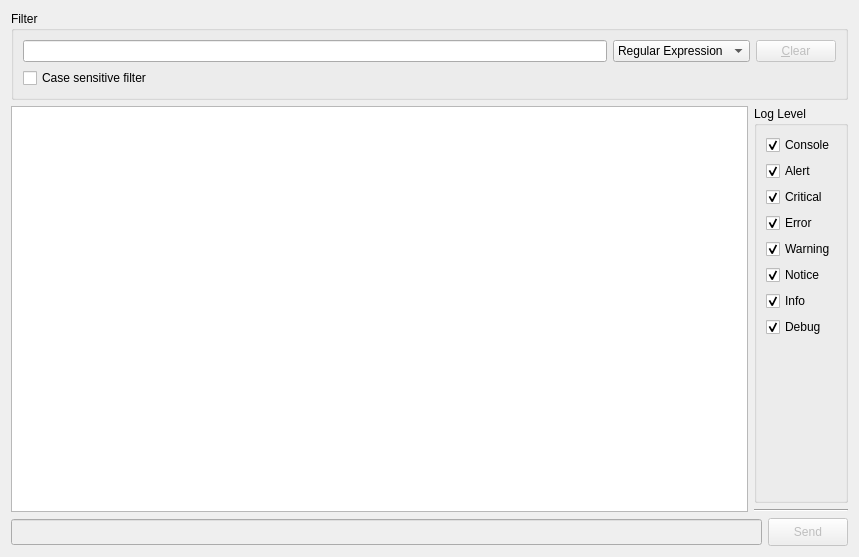
Old version of the form jmesquita/fsgui/src/plugins/consoleplugin/consoletabwidget.ui in the repository freeswitch/freeswitch-contrib.
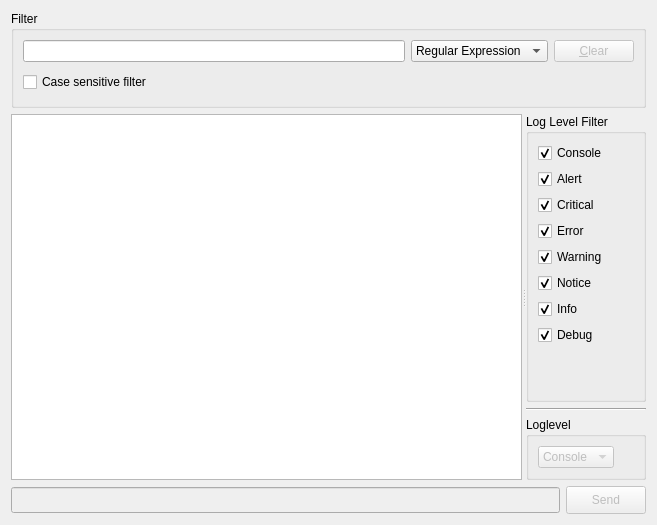
New version of the form.

Commit message: Change the model used on the console listview. Make loglevel changeable.

Patch:
```diff
--- a/jmesquita/fsgui/src/plugins/consoleplugin/consoletabwidget.ui
+++ b/jmesquita/fsgui/src/plugins/consoleplugin/consoletabwidget.ui
@@ -6,16 +6,22 @@
    <rect>
     <x>0</x>
     <y>0</y>
-    <width>859</width>
-    <height>557</height>
+    <width>657</width>
+    <height>525</height>
    </rect>
   </property>
   <property name="windowTitle">
    <string>Form</string>
   </property>
-  <layout class="QVBoxLayout" name="verticalLayout_6">
+  <layout class="QVBoxLayout" name="verticalLayout_5">
    <item>
     <widget class="QGroupBox" name="groupBox_2">
+     <property name="maximumSize">
+      <size>
+       <width>16777215</width>
+       <height>97</height>
+      </size>
+     </property>
      <property name="title">
       <string>Filter</string>
      </property>
@@ -77,6 +83,13 @@
           </property>
          </widget>
         </item>
+        <item>
+         <widget class="QLabel" name="lblWarningMsg">
+          <property name="text">
+           <string/>
+          </property>
+         </widget>
+        </item>
         <item>
          <spacer name="horizontalSpacer">
           <property name="orientation">
@@ -96,8 +109,10 @@
     </widget>
    </item>
    <item>
-    <layout class="QHBoxLayout" name="horizontalLayout_2">
-     <item>
+    <widget class="QSplitter" name="splitter">
+     <property name="orientation">
+      <enum>Qt::Horizontal</enum>
+     </property>
       <widget class="QListView" name="consoleListView">
        <property name="editTriggers">
         <set>QAbstractItemView::NoEditTriggers</set>
@@ -109,9 +124,16 @@
         <enum>QListView::SinglePass</enum>
        </property>
       </widget>
-     </item>
+     <widget class="QWidget" name="layoutWidget">
+      <layout class="QVBoxLayout" name="verticalLayout_4">
+       <property name="sizeConstraint">
+        <enum>QLayout::SetMaximumSize</enum>
+       </property>
      <item>
       <layout class="QVBoxLayout" name="verticalLayout_3">
+         <property name="sizeConstraint">
+          <enum>QLayout::SetMaximumSize</enum>
+         </property>
        <item>
         <widget class="QGroupBox" name="groupBox">
          <property name="maximumSize">
@@ -121,7 +143,7 @@
           </size>
          </property>
          <property name="title">
-          <string>Log Level</string>
+            <string>Log Level Filter</string>
          </property>
          <layout class="QVBoxLayout" name="verticalLayout">
           <item>
@@ -229,7 +251,80 @@
        </item>
       </layout>
      </item>
-    </layout>
+       <item>
+        <widget class="QGroupBox" name="groupBox_3">
+         <property name="maximumSize">
+          <size>
+           <width>120</width>
+           <height>16777215</height>
+          </size>
+         </property>
+         <property name="title">
+          <string>Loglevel</string>
+         </property>
+         <layout class="QFormLayout" name="formLayout">
+          <item row="0" column="0">
+           <widget class="QComboBox" name="comboLogLevel">
+            <property name="enabled">
+             <bool>false</bool>
+            </property>
+            <property name="sizePolicy">
+             <sizepolicy hsizetype="Preferred" vsizetype="Fixed">
+              <horstretch>0</horstretch>
+              <verstretch>0</verstretch>
+             </sizepolicy>
+            </property>
+            <property name="layoutDirection">
+             <enum>Qt::LeftToRight</enum>
+            </property>
+            <item>
+             <property name="text">
+              <string>Console</string>
+             </property>
+            </item>
+            <item>
+             <property name="text">
+              <string>Alert</string>
+             </property>
+            </item>
+            <item>
+             <property name="text">
+              <string>Critical</string>
+             </property>
+            </item>
+            <item>
+             <property name="text">
+              <string>Error</string>
+             </property>
+            </item>
+            <item>
+             <property name="text">
+              <string>Warning</string>
+             </property>
+            </item>
+            <item>
+             <property name="text">
+              <string>Notice</string>
+             </property>
+            </item>
+            <item>
+             <property name="text">
+              <string>Info</string>
+             </property>
+            </item>
+            <item>
+             <property name="text">
+              <string>Debug</string>
+             </property>
+            </item>
+           </widget>
+          </item>
+         </layout>
+        </widget>
+       </item>
+      </layout>
+     </widget>
+    </widget>
    </item>
    <item>
     <layout class="QHBoxLayout" name="horizontalLayout">
```
Lines whose indentation alone changed are shown as unchanged. The commit also changes 8 other files.
